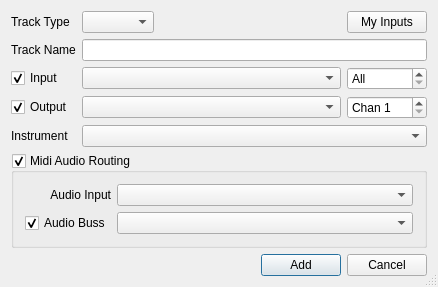
ccherrett/oom, file oom/widgets/createtrackbase.ui: the form before one commit.
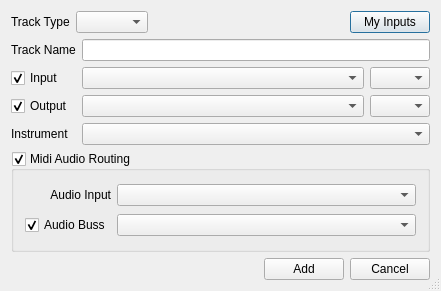
The form after the commit.

Commit message: CreateTrackDialog: Changed channel spinboxes to combos

```diff
--- a/oom/widgets/createtrackbase.ui
+++ b/oom/widgets/createtrackbase.ui
@@ -9,8 +9,8 @@
    <rect>
     <x>0</x>
     <y>0</y>
-    <width>438</width>
-    <height>287</height>
+    <width>441</width>
+    <height>291</height>
    </rect>
   </property>
   <property name="windowTitle">
@@ -23,14 +23,19 @@
    <bool>false</bool>
   </property>
   <layout class="QGridLayout" name="gridLayout_2">
-   <item row="0" column="0">
+   <item row="0" column="0" colspan="3">
+    <layout class="QHBoxLayout" name="horizontalLayout">
+     <property name="leftMargin">
+      <number>0</number>
+     </property>
+     <item>
     <widget class="QLabel" name="label">
      <property name="text">
       <string>Track Type</string>
      </property>
     </widget>
    </item>
-   <item row="0" column="1">
+     <item>
     <widget class="QComboBox" name="cmbType">
      <property name="sizePolicy">
       <sizepolicy hsizetype="Fixed" vsizetype="Fixed">
@@ -43,6 +48,28 @@
      </property>
     </widget>
    </item>
+     <item>
+      <spacer name="horizontalSpacer_2">
+       <property name="orientation">
+        <enum>Qt::Horizontal</enum>
+       </property>
+       <property name="sizeHint" stdset="0">
+        <size>
+         <width>40</width>
+         <height>20</height>
+        </size>
+       </property>
+      </spacer>
+     </item>
+     <item>
+      <widget class="QPushButton" name="btnMyInput">
+       <property name="text">
+        <string>My Inputs</string>
+       </property>
+      </widget>
+     </item>
+    </layout>
+   </item>
    <item row="1" column="0">
     <widget class="QLabel" name="lblName">
      <property name="sizePolicy">
@@ -92,21 +119,18 @@
     </widget>
    </item>
    <item row="2" column="2">
-    <widget class="QSpinBox" name="txtInChannel">
-     <property name="specialValueText">
-      <string>All</string>
+    <widget class="QComboBox" name="cmbInChannel">
+     <property name="sizePolicy">
+      <sizepolicy hsizetype="Fixed" vsizetype="Fixed">
+       <horstretch>0</horstretch>
+       <verstretch>0</verstretch>
+      </sizepolicy>
      </property>
-     <property name="prefix">
-      <string>Chan </string>
-     </property>
-     <property name="minimum">
-      <number>0</number>
-     </property>
-     <property name="maximum">
-      <number>16</number>
-     </property>
-     <property name="value">
-      <number>0</number>
+     <property name="maximumSize">
+      <size>
+       <width>60</width>
+       <height>16777215</height>
+      </size>
      </property>
     </widget>
    </item>
@@ -134,21 +158,18 @@
     </widget>
    </item>
    <item row="3" column="2">
-    <widget class="QSpinBox" name="txtOutChannel">
-     <property name="specialValueText">
-      <string/>
+    <widget class="QComboBox" name="cmbOutChannel">
+     <property name="sizePolicy">
+      <sizepolicy hsizetype="Fixed" vsizetype="Fixed">
+       <horstretch>0</horstretch>
+       <verstretch>0</verstretch>
+      </sizepolicy>
      </property>
-     <property name="prefix">
-      <string>Chan </string>
-     </property>
-     <property name="minimum">
-      <number>1</number>
-     </property>
-     <property name="maximum">
-      <number>16</number>
-     </property>
-     <property name="value">
-      <number>1</number>
+     <property name="maximumSize">
+      <size>
+       <width>60</width>
+       <height>16777215</height>
+      </size>
      </property>
     </widget>
    </item>
@@ -262,13 +283,6 @@
      </item>
     </layout>
    </item>
-   <item row="0" column="2">
-    <widget class="QPushButton" name="btnMyInput">
-     <property name="text">
-      <string>My Inputs</string>
-     </property>
-    </widget>
-   </item>
   </layout>
  </widget>
  <layoutdefault spacing="6" margin="11"/>
```
Left out of the diff: 6 changed lines with no effect on the pictures. Lines whose indentation alone changed are shown as unchanged. The commit also changes 2 other files.
